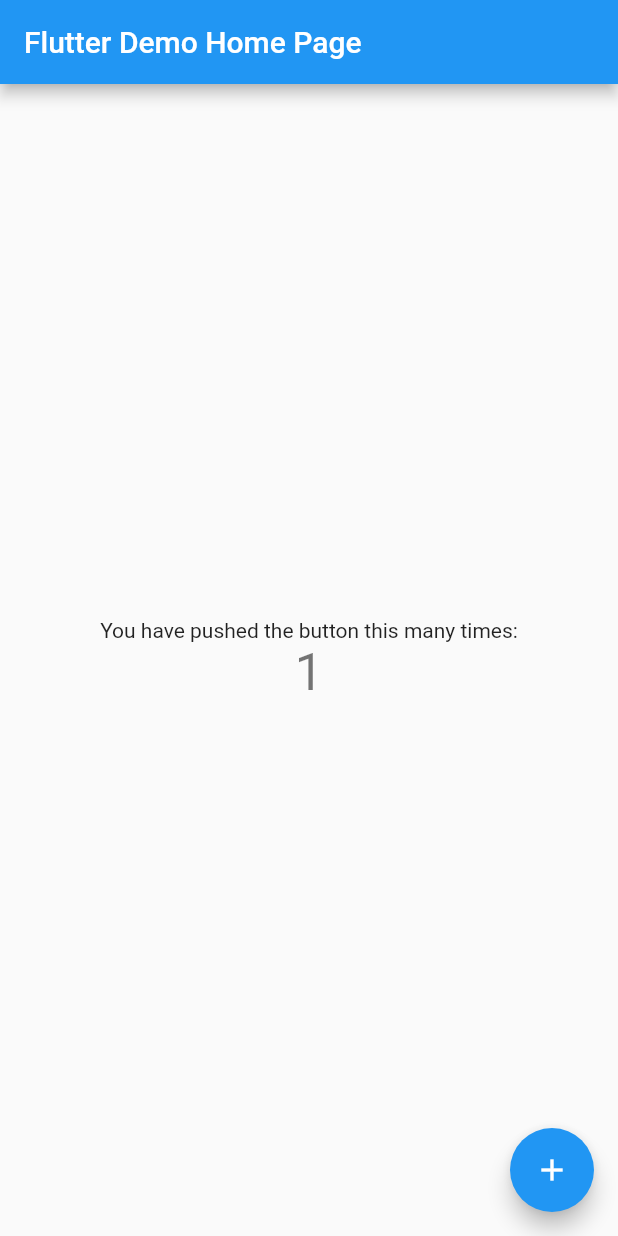
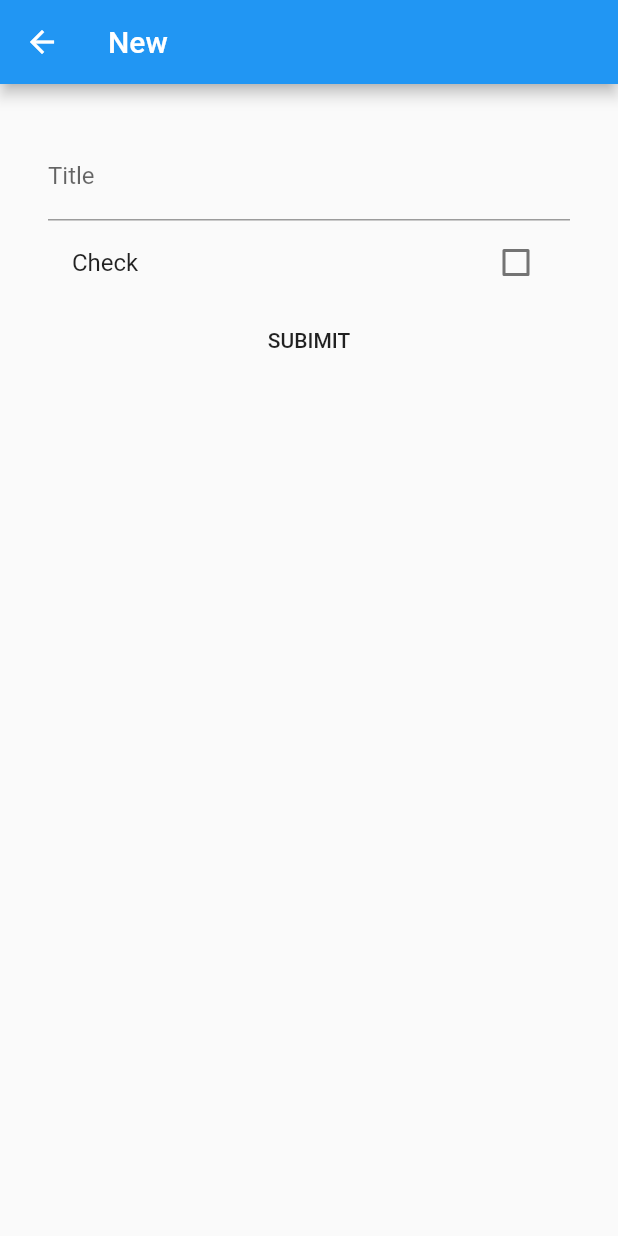
Before and after one commit to maurouberti/todo_list, a Flutter app: the screen it shows after launch, after a tap on the "add" icon, on a phone screen of 412 x 824 dp. Run offline on Flutter 3.47's test engine with Material 2 defaults, Android fonts, the phone set to English and light mode, and no system bars; our stand-ins replace cloud_firestore, firebase_core; accounts and stored records are empty.

Commit message:
Realtime com FirebaseFirestore

```diff
--- a/lib/main.dart
+++ b/lib/main.dart
@@ -1,117 +1,24 @@
+import 'package:firebase_core/firebase_core.dart';
 import 'package:flutter/material.dart';
+import 'package:todo_list/views/todo_list_view.dart';
 
-void main() {
+void main() async {
+  WidgetsFlutterBinding.ensureInitialized();
+  await Firebase.initializeApp();
   runApp(MyApp());
 }
 
 class MyApp extends StatelessWidget {
-  // This widget is the root of your application.
   @override
   Widget build(BuildContext context) {
     return MaterialApp(
-      title: 'Flutter Demo',
+      debugShowCheckedModeBanner: false,
+      title: 'Realtime com FirebaseFirestore',
       theme: ThemeData(
-        // This is the theme of your application.
-        //
-        // Try running your application with "flutter run". You'll see the
-        // application has a blue toolbar. Then, without quitting the app, try
-        // changing the primarySwatch below to Colors.green and then invoke
-        // "hot reload" (press "r" in the console where you ran "flutter run",
-        // or simply save your changes to "hot reload" in a Flutter IDE).
-        // Notice that the counter didn't reset back to zero; the application
-        // is not restarted.
         primarySwatch: Colors.blue,
-        // This makes the visual density adapt to the platform that you run
-        // the app on. For desktop platforms, the controls will be smaller and
-        // closer together (more dense) than on mobile platforms.
         visualDensity: VisualDensity.adaptivePlatformDensity,
       ),
-      home: MyHomePage(title: 'Flutter Demo Home Page'),
+      home: TodoListView(),
     );
   }
 }
-
-class MyHomePage extends StatefulWidget {
-  MyHomePage({Key key, this.title}) : super(key: key);
-
-  // This widget is the home page of your application. It is stateful, meaning
-  // that it has a State object (defined below) that contains fields that affect
-  // how it looks.
-
-  // This class is the configuration for the state. It holds the values (in this
-  // case the title) provided by the parent (in this case the App widget) and
-  // used by the build method of the State. Fields in a Widget subclass are
-  // always marked "final".
-
-  final String title;
-
-  @override
-  _MyHomePageState createState() => _MyHomePageState();
-}
-
-class _MyHomePageState extends State<MyHomePage> {
-  int _counter = 0;
-
-  void _incrementCounter() {
-    setState(() {
-      // This call to setState tells the Flutter framework that something has
-      // changed in this State, which causes it to rerun the build method below
-      // so that the display can reflect the updated values. If we changed
-      // _counter without calling setState(), then the build method would not be
-      // called again, and so nothing would appear to happen.
-      _counter++;
-    });
-  }
-
-  @override
-  Widget build(BuildContext context) {
-    // This method is rerun every time setState is called, for instance as done
-    // by the _incrementCounter method above.
-    //
-    // The Flutter framework has been optimized to make rerunning build methods
-    // fast, so that you can just rebuild anything that needs updating rather
-    // than having to individually change instances of widgets.
-    return Scaffold(
-      appBar: AppBar(
-        // Here we take the value from the MyHomePage object that was created by
-        // the App.build method, and use it to set our appbar title.
-        title: Text(widget.title),
-      ),
-      body: Center(
-        // Center is a layout widget. It takes a single child and positions it
-        // in the middle of the parent.
-        child: Column(
-          // Column is also a layout widget. It takes a list of children and
-          // arranges them vertically. By default, it sizes itself to fit its
-          // children horizontally, and tries to be as tall as its parent.
-          //
-          // Invoke "debug painting" (press "p" in the console, choose the
-          // "Toggle Debug Paint" action from the Flutter Inspector in Android
-          // Studio, or the "Toggle Debug Paint" command in Visual Studio Code)
-          // to see the wireframe for each widget.
-          //
-          // Column has various properties to control how it sizes itself and
-          // how it positions its children. Here we use mainAxisAlignment to
-          // center the children vertically; the main axis here is the vertical
-          // axis because Columns are vertical (the cross axis would be
-          // horizontal).
-          mainAxisAlignment: MainAxisAlignment.center,
-          children: <Widget>[
-            Text(
-              'You have pushed the button this many times:',
-            ),
-            Text(
-              '$_counter',
-              style: Theme.of(context).textTheme.headline4,
-            ),
-          ],
-        ),
-      ),
-      floatingActionButton: FloatingActionButton(
-        onPressed: _incrementCounter,
-        tooltip: 'Increment',
-        child: Icon(Icons.add),
-      ), // This trailing comma makes auto-formatting nicer for build methods.
-    );
-  }
-}
--- /dev/null
+++ b/lib/models/todo_model.dart
@@ -0,0 +1,37 @@
+import 'package:cloud_firestore/cloud_firestore.dart';
+
+class TodoModel {
+  DocumentReference reference;
+  String id;
+  String title;
+  bool check;
+
+  TodoModel({this.reference, this.id, this.title, this.check = false});
+
+  factory TodoModel.fromDocument(DocumentSnapshot doc) {
+    return TodoModel(
+      reference: doc.reference,
+      id: doc.id,
+      title: doc.data()['title'],
+      check: doc.data()['check'],
+    );
+  }
+
+  save() async {
+    if (reference == null) {
+      await FirebaseFirestore.instance
+          .collection('todo')
+          .add({'title': title, 'check': check});
+    } else {
+      reference.update({'title': title, 'check': check});
+    }
+  }
+
+  delete() {
+    return reference.delete();
+  }
+
+  onClickCheck() {
+    reference.update({'check': !check});
+  }
+}
--- /dev/null
+++ b/lib/views/todo_form_view.dart
@@ -0,0 +1,71 @@
+import 'package:flutter/material.dart';
+import 'package:todo_list/models/todo_model.dart';
+
+class TodoFormView extends StatefulWidget {
+  final TodoModel todoModel;
+  const TodoFormView({Key key, this.todoModel}) : super(key: key);
+
+  @override
+  _TodoFormViewState createState() => _TodoFormViewState();
+}
+
+class _TodoFormViewState extends State<TodoFormView> {
+  final _formKey = GlobalKey<FormState>();
+  TodoModel request;
+
+  void initState() {
+    super.initState();
+    request = widget.todoModel ?? TodoModel();
+  }
+
+  @override
+  Widget build(BuildContext context) {
+    return Scaffold(
+      appBar: AppBar(title: Text(widget.todoModel != null ? 'Alter' : 'New')),
+      body: SingleChildScrollView(
+        child: Form(
+          key: _formKey,
+          child: Padding(
+            padding: const EdgeInsets.all(32.0),
+            child: Column(
+              children: [
+                TextFormField(
+                  decoration: InputDecoration(labelText: 'Title'),
+                  initialValue: request.title,
+                  onSaved: (newValue) {
+                    request.title = newValue;
+                  },
+                  validator: (value) {
+                    if (value.isEmpty) {
+                      return "Title empty!";
+                    }
+                    return null;
+                  },
+                ),
+                CheckboxListTile(
+                  title: Text('Check'),
+                  value: request.check,
+                  onChanged: (value) {
+                    setState(() {
+                      request.check = value;
+                    });
+                  },
+                ),
+                FlatButton(
+                  onPressed: () {
+                    if (_formKey.currentState.validate()) {
+                      _formKey.currentState.save();
+                      request.save();
+                      Navigator.pop(context);
+                    }
+                  },
+                  child: Text('SUBIMIT'),
+                )
+              ],
+            ),
+          ),
+        ),
+      ),
+    );
+  }
+}
--- /dev/null
+++ b/lib/views/todo_list_view.dart
@@ -0,0 +1,71 @@
+import 'package:cloud_firestore/cloud_firestore.dart';
+import 'package:flutter/material.dart';
+import 'package:todo_list/models/todo_model.dart';
+import 'package:todo_list/views/todo_form_view.dart';
+
+class TodoListView extends StatefulWidget {
+  @override
+  _TodoListViewState createState() => _TodoListViewState();
+}
+
+class _TodoListViewState extends State<TodoListView> {
+  @override
+  Widget build(BuildContext context) {
+    CollectionReference todos = FirebaseFirestore.instance.collection('todo');
+
+    return Scaffold(
+      body: StreamBuilder(
+        stream: todos.orderBy('title').snapshots(),
+        builder: (context, AsyncSnapshot<QuerySnapshot> snapshot) {
+          if (snapshot.hasError) {
+            return Text('Something went wrong');
+          }
+
+          if (snapshot.connectionState == ConnectionState.waiting) {
+            return Text("Loading");
+          }
+
+          return ListView(
+            children: snapshot.data.docs.map((DocumentSnapshot document) {
+              TodoModel todo = TodoModel.fromDocument(document);
+              return ListTile(
+                leading: Checkbox(
+                  value: todo.check,
+                  onChanged: (check) {
+                    todo.onClickCheck();
+                  },
+                ),
+                title: Text(todo.title),
+                onTap: () {
+                  Navigator.of(context).push(
+                    MaterialPageRoute(
+                      builder: (context) => TodoFormView(
+                        todoModel: todo,
+                      ),
+                    ),
+                  );
+                },
+                trailing: IconButton(
+                  icon: Icon(Icons.delete),
+                  onPressed: () {
+                    todo.delete();
+                  },
+                ),
+              );
+            }).toList(),
+          );
+        },
+      ),
+      floatingActionButton: FloatingActionButton(
+        child: Icon(Icons.add),
+        onPressed: () {
+          Navigator.of(context).push(
+            MaterialPageRoute(
+              builder: (context) => TodoFormView(),
+            ),
+          );
+        },
+      ),
+    );
+  }
+}
```
Also changed, not shown: 1 other file.
